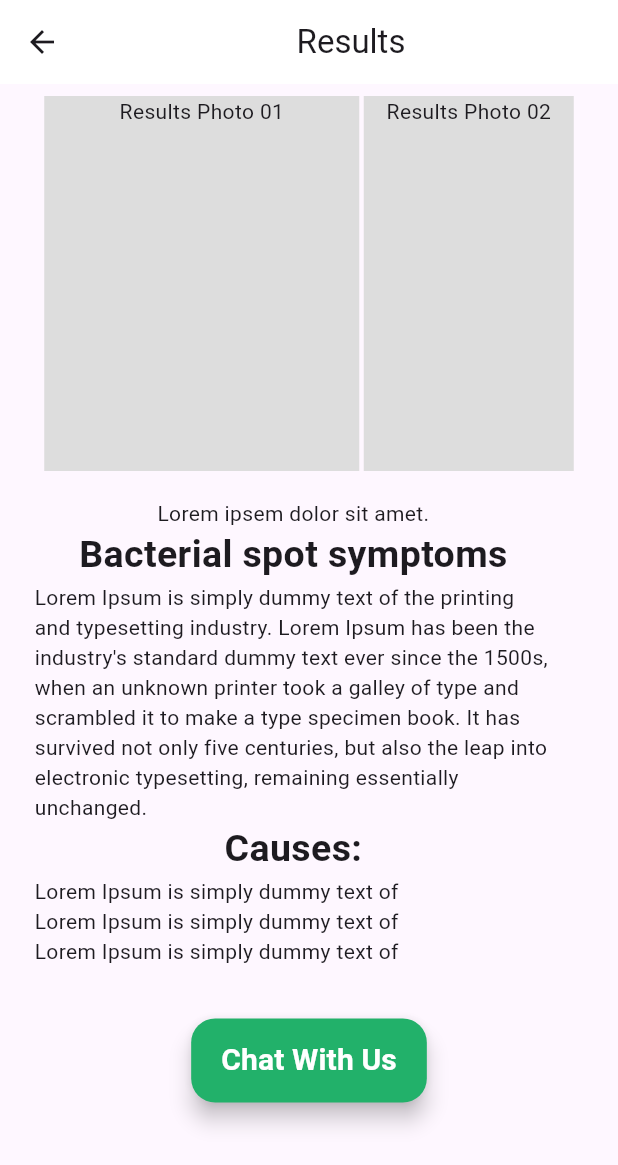
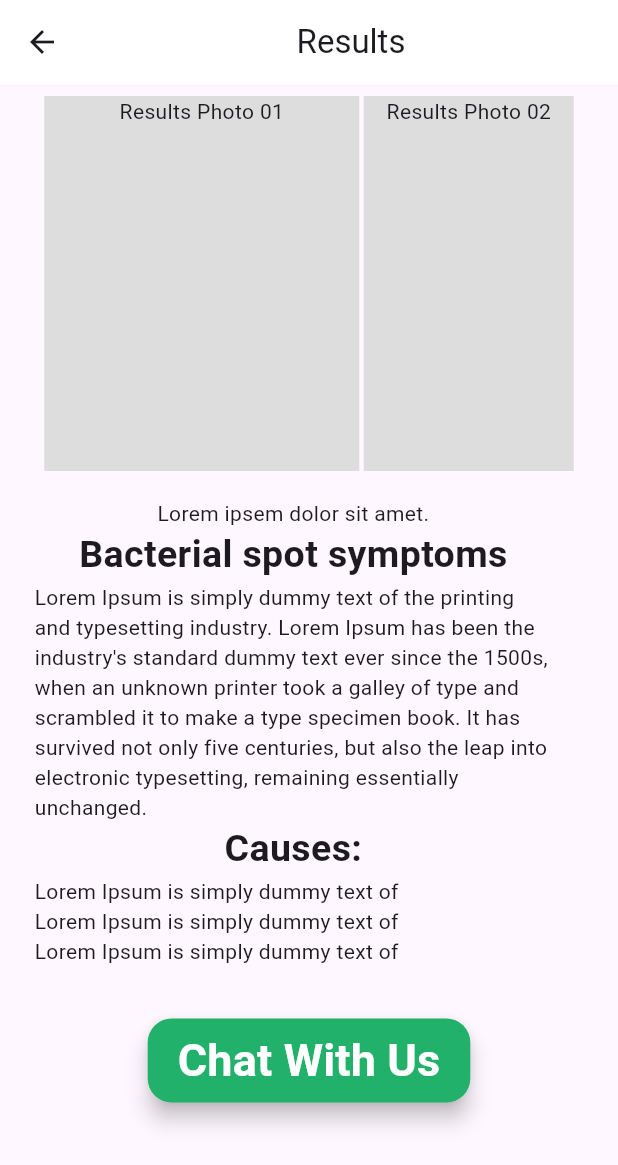
Before and after one commit to priyanjanjb/AI-Tomato-Diseases-DetectorFlutter-, a Flutter app: the Results screen opened directly, on a phone screen of 412 x 824 dp. Shown: the top 1165 px of the screen. Run offline on Flutter 3.47's test engine with Material 3 defaults, Android fonts, the phone set to English and light mode, and no system bars.

Commit message:
upload images and create chat page

```diff
--- a/lib/main.dart
+++ b/lib/main.dart
@@ -1,6 +1,5 @@
 import 'package:flutter/material.dart';
-// import 'package:tmtdiseases/homePage.dart';
-import 'package:tmtdiseases/results.dart';
+import 'package:tmtdiseases/homePage.dart';
 
 void main() {
   runApp(const MyApp());
@@ -13,7 +12,7 @@ class MyApp extends StatelessWidget {
   Widget build(BuildContext context) {
     return const MaterialApp(
       //home: Homepage(),
-      home: Results(),
+      home: Homepage(),
     );
   }
 }
--- a/lib/results.dart
+++ b/lib/results.dart
@@ -1,4 +1,5 @@
 import 'package:flutter/material.dart';
+import 'package:tmtdiseases/chatInterface.dart';
 
 class Results extends StatelessWidget {
   const Results({super.key});
@@ -79,19 +80,24 @@ class Results extends StatelessWidget {
                   )
                 ],
               ),
-              const Padding(
-                padding: EdgeInsets.only(top: 35.0),
+              Padding(
+                padding: const EdgeInsets.only(top: 35.0),
                 child: Row(
                   mainAxisAlignment: MainAxisAlignment.center,
                   children: [
                     FloatingActionButton.extended(
-                      onPressed: null,
-                      label: Text("Chat With Us",
+                      onPressed: () {
+                        Navigator.push(
+                            context,
+                            MaterialPageRoute(
+                                builder: (context) => const Chatinterface()));
+                      },
+                      label: const Text("Chat With Us",
                           style: TextStyle(
-                              fontSize: 20,
+                              fontSize: 30,
                               fontWeight: FontWeight.bold,
                               color: Colors.white)),
-                      backgroundColor: Color.fromARGB(255, 34, 177, 106),
+                      backgroundColor: const Color.fromARGB(255, 34, 177, 106),
                     ),
                   ],
                 ),
```
Also changed, not shown: lib/chatInterface.dart (added, +15 -0 lines), assets/image/backGround/pddl-highlights-fig-1-bact-spot_jpg.rf.ce8435fc0f0f09fe19b7288e4286338f.jpg (renamed from assets/image/pddl-highlights-fig-1-bact-spot_jpg.rf.ce8435fc0f0f09fe19b7288e4286338f.jpg), assets/image/backGround/tomatoseptorialeafspotjpg-788d20798a3c74e7_jpg.rf.fcd2d72b1ec4b0e074a9d7d5a9d6c2a3.jpg (renamed from assets/image/tomatoseptorialeafspotjpg-788d20798a3c74e7_jpg.rf.fcd2d72b1ec4b0e074a9d7d5a9d6c2a3.jpg), assets/image/icons/Picture1.png (added), assets/image/icons/Picture2.png (added), assets/image/logo/_Green Simple Nature Beauty Care Initials Logo  (1).png (added).
